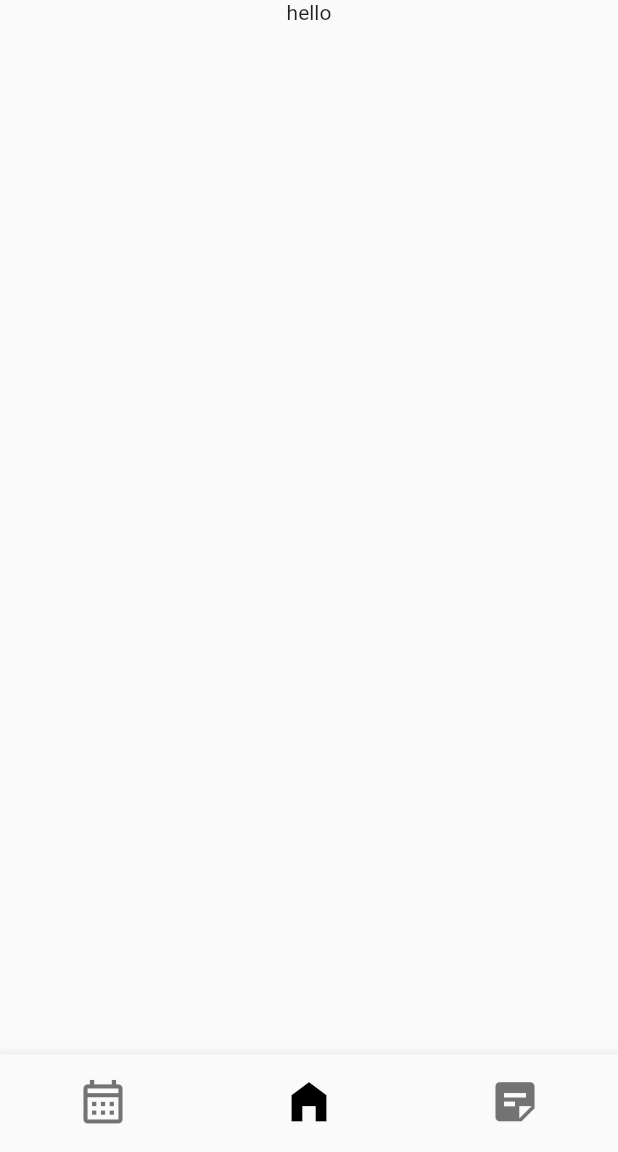
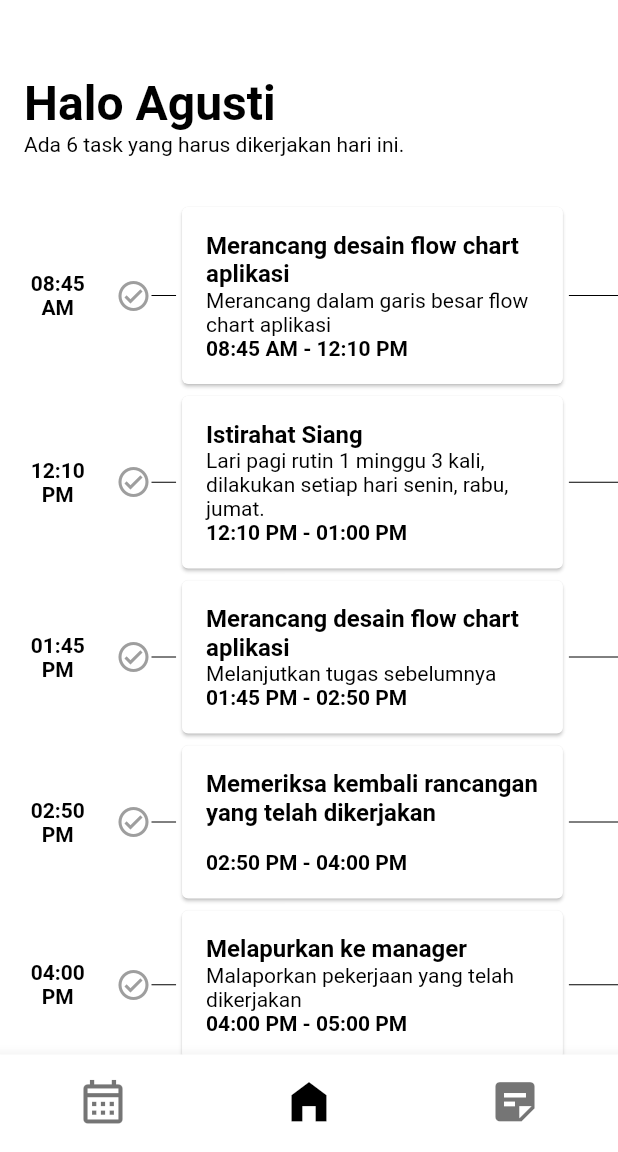
Before and after one commit to agustig/one_task, a Flutter app: the screen it shows after launch, on a phone screen of 412 x 824 dp, the part 84-1236 px from its top. Run offline on Flutter 3.47's test engine with Material 2 defaults, Android fonts, the phone set to English and light mode, and no system bars.

Commit message:
add main/home view

```diff
--- a/lib/main.dart
+++ b/lib/main.dart
@@ -1,4 +1,5 @@
 import 'package:flutter/material.dart';
+import 'package:one_task/theme.dart';
 import 'package:one_task/screens/screens.dart';
 
 void main() {
@@ -12,20 +13,7 @@ class MyApp extends StatelessWidget {
   Widget build(BuildContext context) {
     return MaterialApp(
       title: '1Task',
-      theme: ThemeData(
-        brightness: Brightness.light,
-        appBarTheme: const AppBarTheme(
-          foregroundColor: Colors.black,
-          backgroundColor: Colors.white,
-        ),
-        floatingActionButtonTheme: const FloatingActionButtonThemeData(
-          foregroundColor: Colors.black,
-          backgroundColor: Colors.white,
-        ),
-        bottomNavigationBarTheme: const BottomNavigationBarThemeData(
-          selectedItemColor: Colors.black,
-        ),
-      ),
+      theme: oneTaskTheme(),
       home: const Home(),
     );
   }
--- a/lib/models/models.dart
+++ b/lib/models/models.dart
@@ -1 +1,2 @@
 export 'user.dart';
+export 'task.dart';
--- a/lib/models/task.dart
+++ b/lib/models/task.dart
@@ -6,6 +6,7 @@ class Task {
     required this.place,
     required this.startTime,
     required this.endTime,
+    this.isDone = false,
   });
 
   /// Judul dari task
@@ -22,20 +23,6 @@ class Task {
 
   /// Batas waktu task berakhir
   DateTime endTime;
-}
-
-/// Pengatur task
-class TaskManager {
-  TaskManager(this.task, {
-    this.isWaiting = true,
-    this.isDone = false,
-  });
-
-  /// [Task] rincian task
-  Task task;
-
-  /// Informasi apakah task masih belum dikerjakan
-  bool isWaiting;
 
   /// Informasi apakah task sudah dikejakan
   bool isDone;
--- a/lib/models/user.dart
+++ b/lib/models/user.dart
@@ -1,3 +1,6 @@
+import 'package:intl/intl.dart';
+import 'package:one_task/models/models.dart';
+
 /// Class yang berisikan informasi pengguna
 class User {
   User({required this.name, required this.image});
@@ -9,7 +12,37 @@ class User {
   String image;
 }
 
-final agusti = User(
-  name: 'Agusti Gunawan',
-  image: 'images/20210125_182525.jpg',
-);
+/// Pengatur task pengguna
+class UserTasksManager {
+  UserTasksManager({
+    required this.user,
+    required List<Task> tasks,
+  }) : _tasks = tasks;
+
+  /// Class dari pengguna
+  final User user;
+
+  // Semua task di satu pengguna
+  final List<Task> _tasks;
+
+  /// List task yang hari ini
+  List<Task> get todayTask {
+    final tasksToday = <Task>[];
+    for (var task in _tasks) {
+      final startDate = DateFormat('yyyy-MM-dd').format(task.startTime);
+      final todayDate = DateFormat('yyyy-MM-dd').format(DateTime.now());
+      if (startDate == todayDate) {
+        tasksToday.add(task);
+      }
+    }
+    return tasksToday;
+  }
+
+  /// Menambah task baru
+  addTask(Task task) {
+    _tasks.add(task);
+  }
+
+  /// Mengambil semua task dalam bentuk list
+  List<Task> get allTask => _tasks;
+}
--- /dev/null
+++ b/lib/sample_data.dart
@@ -0,0 +1,161 @@
+import 'package:intl/intl.dart';
+import 'package:one_task/models/models.dart';
+
+final userTaskManager = UserTasksManager(
+  user: User(
+    name: 'Agusti Gunawan',
+    image: 'images/20210125_182525.jpg',
+  ),
+  tasks: <Task>[
+    Task(
+      title: 'Lari pagi',
+      detail: 'Lari pagi rutin 1 minggu 3 kali, '
+          'dilakukan setiap hari senin, rabu, jumat.',
+      place: 'Jalan komplek rumah',
+      startTime: timeConvert('06:45', -1),
+      endTime: timeConvert('07:30', -1),
+    ),
+    Task(
+      title: 'Persiapan buat kerja',
+      detail: 'Mandi, sarapan, dan berkemas untuk kerja.',
+      place: 'Area rumah',
+      startTime: timeConvert('07:46', -1),
+      endTime: timeConvert('08:30', -1),
+    ),
+    Task(
+      title: 'Cek tugas yang dikerjakan',
+      detail: 'Mengecek kembali tugas yang yang telah dikerjakan sebelumnya',
+      place: 'Ruang kerja',
+      startTime: timeConvert('08:30', -1),
+      endTime: timeConvert('09:20', -1),
+    ),
+    Task(
+      title: 'Menelpon rekan kerja',
+      detail: 'Mendiskusikan rencana yang akan dilakukan dalam proyek yang '
+          'sedang berlangsung.',
+      place: 'Ruang kerja',
+      startTime: timeConvert('09:20', -1),
+      endTime: timeConvert('10:50', -1),
+    ),
+    Task(
+      title: 'Mengerjakan tugas proyek',
+      detail:
+          'Melakukan implementasi berdasarkan hasil diskusi dengan rekan kerja.',
+      place: 'Ruang kerja',
+      startTime: timeConvert('10:50', -1),
+      endTime: timeConvert('12:10', -1),
+    ),
+    Task(
+      title: 'Istirahat Siang',
+      detail: '',
+      place: 'Ruang kerja',
+      startTime: timeConvert('12:10', -1),
+      endTime: timeConvert('13:10', -1),
+    ),
+    Task(
+      title: 'Mengerjakan tugas proyek',
+      detail: 'Melanjutkan pekerjaan sebelumnya',
+      place: 'Ruang tengah',
+      startTime: timeConvert('13:10', -1),
+      endTime: timeConvert('15:30', -1),
+    ),
+    Task(
+      title: 'Diskusi dengan Manager proyek',
+      detail: 'Mendiskusikan dengan manager terkait aktivitas yang sudah '
+          ' dikerjakan hari ini.',
+      place: 'Ruang kerja',
+      startTime: timeConvert('15:30', -1),
+      endTime: timeConvert('16:50', -1),
+    ),
+    Task(
+      title: 'Merancang desain flow chart aplikasi',
+      detail: 'Merancang dalam garis besar flow chart aplikasi',
+      place: 'Ruang kerja',
+      startTime: timeConvert('08:45'),
+      endTime: timeConvert('12:10'),
+    ),
+    Task(
+      title: 'Istirahat Siang',
+      detail: 'Lari pagi rutin 1 minggu 3 kali, '
+          'dilakukan setiap hari senin, rabu, jumat.',
+      place: 'Ruang kerja',
+      startTime: timeConvert('12:10'),
+      endTime: timeConvert('13:00'),
+    ),
+    Task(
+      title: 'Merancang desain flow chart aplikasi',
+      detail: 'Melanjutkan tugas sebelumnya',
+      place: 'Ruang kerja',
+      startTime: timeConvert('13:45'),
+      endTime: timeConvert('14:50'),
+    ),
+    Task(
+      title: 'Memeriksa kembali rancangan yang telah dikerjakan',
+      detail: '',
+      place: 'Ruang kerja',
+      startTime: timeConvert('14:50'),
+      endTime: timeConvert('16:00'),
+    ),
+    Task(
+      title: 'Melapurkan ke manager',
+      detail: 'Malaporkan pekerjaan yang telah dikerjakan',
+      place: 'Ruang kerja',
+      startTime: timeConvert('16:00'),
+      endTime: timeConvert('17:00'),
+    ),
+    Task(
+      title: 'Belanjar kebutuhan harian',
+      detail: 'Berbelanja kebutuhan harian di supermarket kota',
+      place: 'Kota',
+      startTime: timeConvert('17:45'),
+      endTime: timeConvert('20:30'),
+    ),
+    Task(
+      title: 'Lari pagi',
+      detail: 'Lari pagi rutin 1 minggu 3 kali, '
+          'dilakukan setiap hari senin, rabu, jumat.',
+      place: 'Jalan komplek rumah',
+      startTime: timeConvert('06:45', 1),
+      endTime: timeConvert('07:30', 1),
+    ),
+    Task(
+      title: 'Melanjutkan mengerjakan belum rampung',
+      detail: 'Melanjutkan pembuatan flow chart aplikasi.',
+      place: 'Ruang kerja',
+      startTime: timeConvert('08:30', 1),
+      endTime: timeConvert('11:30', 1),
+    ),
+    Task(
+      title: 'Menelepon rekan kerja',
+      detail: 'Mananyakan pendapat tentang hasil dari desain flow chart.',
+      place: 'Ruang kerja',
+      startTime: timeConvert('11:30', 1),
+      endTime: timeConvert('12:10', 1),
+    ),
+    Task(
+      title: 'Istirahat siang',
+      detail: '',
+      place: 'Ruang istirahat',
+      startTime: timeConvert('12:10', 1),
+      endTime: timeConvert('13:00', 1),
+    ),
+    Task(
+      title: 'Melakukan research tertang kebutuhan environtment proyek',
+      detail: 'Research kebutuhan system environtment untuk proyek yang '
+          'saat ini dikerjakan',
+      place: 'Jalan komplek rumah',
+      startTime: timeConvert('13:00', 1),
+      endTime: timeConvert('16:20', 1),
+    ),
+  ],
+);
+
+/// Meng-conversi waktu berdasarkan waktu terdekat dari sekarang
+/// dengan menginputkan jam, dan nilai perbedaan hari dengan hari ini.
+DateTime timeConvert(String time, [int dayDifference = 0]) {
+  final nowString = DateFormat('yyyy-MM-dd').format(DateTime.now());
+  final customDate = DateFormat('yyyy-MM-dd HH:mm')
+      .parse('$nowString $time')
+      .subtract(Duration(days: -dayDifference));
+  return customDate;
+}
--- a/lib/screens/home.dart
+++ b/lib/screens/home.dart
@@ -1,5 +1,6 @@
 import 'package:flutter/material.dart';
-import 'package:one_task/models/models.dart';
+import 'package:one_task/sample_data.dart';
+import 'package:one_task/screens/screens.dart';
 
 class Home extends StatefulWidget {
   const Home({Key? key}) : super(key: key);
@@ -9,7 +10,20 @@ class Home extends StatefulWidget {
 }
 
 class _HomeState extends State<Home> {
-  var currentIndex = 1;
+  /// Pengatur tampilan menu utama
+  var currentPage = 1;
+
+  /// Halaman pada tampilan utama
+  final pages = [
+    const Center(
+      child: Text('Schedule'),
+    ),
+    TodayTasksView(
+      tasksManager: userTaskManager,
+    ),
+    const NotesView(),
+  ];
+
   @override
   Widget build(BuildContext context) {
     return Scaffold(
@@ -21,7 +35,7 @@ class _HomeState extends State<Home> {
               padding: const EdgeInsets.only(left: 16.0),
               child: CircleAvatar(
                 backgroundColor: Colors.transparent,
-                backgroundImage: AssetImage(agusti.image),
+                backgroundImage: AssetImage(userTaskManager.user.image),
               ),
             ),
             actions: [
@@ -34,16 +48,16 @@ class _HomeState extends State<Home> {
               ),
             ],
           ),
-          const SliverToBoxAdapter(
-            child: TodayTasks(),
+          SliverToBoxAdapter(
+            child: pages[currentPage],
           )
         ],
       ),
       bottomNavigationBar: BottomNavigationBar(
-          currentIndex: currentIndex,
+          currentIndex: currentPage,
           onTap: (index) {
             setState(() {
-              currentIndex = index;
+              currentPage = index;
             });
           },
           iconSize: 35,
@@ -66,12 +80,3 @@ class _HomeState extends State<Home> {
     );
   }
 }
-
-class TodayTasks extends StatelessWidget {
-  const TodayTasks({Key? key}) : super(key: key);
-
-  @override
-  Widget build(BuildContext context) {
-    return const Center(child: Text('hello'));
-  }
-}
--- /dev/null
+++ b/lib/screens/notes_view.dart
@@ -0,0 +1,12 @@
+import 'package:flutter/material.dart';
+
+class NotesView extends StatelessWidget {
+  const NotesView({Key? key}) : super(key: key);
+
+  @override
+  Widget build(BuildContext context) {
+    return const Center(
+      child: Text('Notes here'),
+    );
+  }
+}
--- a/lib/screens/screens.dart
+++ b/lib/screens/screens.dart
@@ -1 +1,3 @@
 export 'home.dart';
+export 'today_tasks_view.dart';
+export 'notes_view.dart';
--- /dev/null
+++ b/lib/screens/today_tasks_view.dart
@@ -0,0 +1,122 @@
+import 'package:intl/intl.dart';
+import 'package:flutter/material.dart';
+import 'package:one_task/models/models.dart';
+
+class TodayTasksView extends StatefulWidget {
+  const TodayTasksView({Key? key, required this.tasksManager})
+      : super(key: key);
+  final UserTasksManager tasksManager;
+
+  @override
+  State<TodayTasksView> createState() => _TodayTasksViewState();
+}
+
+class _TodayTasksViewState extends State<TodayTasksView> {
+  @override
+  Widget build(BuildContext context) {
+    final user = widget.tasksManager.user;
+    final tasksToday = widget.tasksManager.todayTask;
+    return Container(
+      padding: const EdgeInsets.only(
+        top: 50,
+        left: 16,
+      ),
+      child: Column(
+        crossAxisAlignment: CrossAxisAlignment.start,
+        children: [
+          Text(
+            'Halo ${user.name.split(' ')[0]}',
+            style: Theme.of(context).textTheme.headline1,
+          ),
+          Text(
+            'Ada ${tasksToday.length} task yang harus dikerjakan hari ini.',
+            style: Theme.of(context).textTheme.bodyText2,
+          ),
+          Padding(
+            padding: const EdgeInsets.only(top: 30.0),
+            child: Column(
+              children: tasksToday.map((task) {
+                return Row(
+                  children: [
+                    SizedBox(
+                      width: 45,
+                      child: Text(
+                        DateFormat('hh:mm a').format(task.startTime),
+                        style: Theme.of(context).textTheme.bodyText1,
+                        textAlign: TextAlign.center,
+                      ),
+                    ),
+                    Expanded(
+                      child: Row(
+                        children: [
+                          const SizedBox(
+                            width: 16,
+                          ),
+                          IconButton(
+                            padding: const EdgeInsets.all(0),
+                            constraints: const BoxConstraints(),
+                            onPressed: () {
+                              setState(() {
+                                task.isDone = !task.isDone;
+                              });
+                            },
+                            icon: Icon(
+                              Icons.check_circle_outline_outlined,
+                              color: task.isDone ? Colors.green : Colors.grey,
+                            ),
+                          ),
+                          const Expanded(
+                            child: Divider(
+                              height: 1.0,
+                              color: Colors.black,
+                            ),
+                          ),
+                          Expanded(
+                            flex: 16,
+                            child: Card(
+                              child: Container(
+                                margin: const EdgeInsets.all(16),
+                                child: Column(
+                                  crossAxisAlignment: CrossAxisAlignment.start,
+                                  children: [
+                                    Text(
+                                      task.title,
+                                      style:
+                                          Theme.of(context).textTheme.headline3,
+                                    ),
+                                    Text(
+                                      task.detail,
+                                      style:
+                                          Theme.of(context).textTheme.bodyText2,
+                                    ),
+                                    Text(
+                                      '${DateFormat("hh:mm a").format(task.startTime)} - '
+                                      '${DateFormat("hh:mm a").format(task.endTime)}',
+                                      style:
+                                          Theme.of(context).textTheme.bodyText1,
+                                    ),
+                                  ],
+                                ),
+                              ),
+                            ),
+                          ),
+                          const Expanded(
+                            flex: 2,
+                            child: Divider(
+                              height: 1.0,
+                              color: Colors.black,
+                            ),
+                          ),
+                        ],
+                      ),
+                    )
+                  ],
+                );
+              }).toList(),
+            ),
+          ),
+        ],
+      ),
+    );
+  }
+}
--- /dev/null
+++ b/lib/theme.dart
@@ -0,0 +1,48 @@
+import 'package:flutter/material.dart';
+
+/// Custom theme
+ThemeData oneTaskTheme() {
+  return ThemeData(
+    scaffoldBackgroundColor: Colors.white,
+    brightness: Brightness.light,
+    appBarTheme: const AppBarTheme(
+      foregroundColor: Colors.black,
+      backgroundColor: Colors.white,
+    ),
+    floatingActionButtonTheme: const FloatingActionButtonThemeData(
+      foregroundColor: Colors.black,
+      backgroundColor: Colors.white,
+    ),
+    bottomNavigationBarTheme: const BottomNavigationBarThemeData(
+      backgroundColor: Colors.white,
+      selectedItemColor: Colors.black,
+    ),
+    textTheme: const TextTheme(
+      bodyText1: TextStyle(
+        color: Colors.black,
+        fontWeight: FontWeight.w700,
+        fontSize: 14,
+      ),
+      bodyText2: TextStyle(
+        color: Colors.black,
+        fontWeight: FontWeight.w400,
+        fontSize: 14,
+      ),
+      headline1: TextStyle(
+        color: Colors.black,
+        fontWeight: FontWeight.bold,
+        fontSize: 32,
+      ),
+      headline2: TextStyle(
+        color: Colors.black,
+        fontWeight: FontWeight.w700,
+        fontSize: 21,
+      ),
+      headline3: TextStyle(
+        color: Colors.black,
+        fontWeight: FontWeight.w600,
+        fontSize: 16,
+      ),
+    ),
+  );
+}
--- a/pubspec.yaml
+++ b/pubspec.yaml
@@ -34,6 +34,7 @@ dependencies:
   # The following adds the Cupertino Icons font to your application.
   # Use with the CupertinoIcons class for iOS style icons.
   cupertino_icons: ^1.0.2
+  intl: ^0.17.0
 
 dev_dependencies:
   flutter_test:
```
Also changed, not shown: pubspec.lock.
